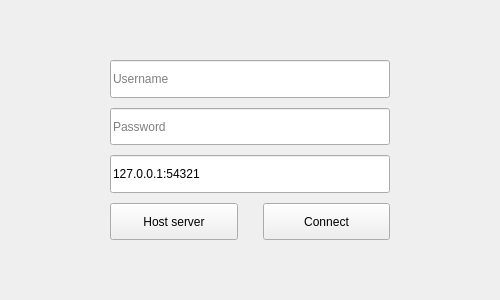
Qt form word_game/modules/gui/menu.ui (LiquidIce64/ORIS-tasks) before a commit.
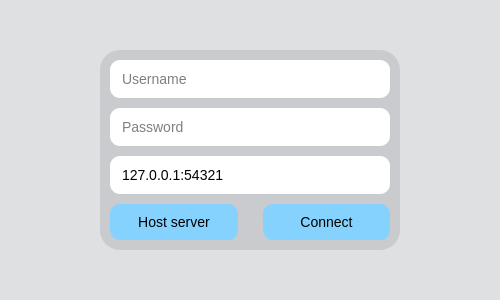
The same form after that commit.

Diff of the .ui file:
```diff
--- a/word_game/modules/gui/menu.ui
+++ b/word_game/modules/gui/menu.ui
@@ -20,7 +20,28 @@
    <string>Form</string>
   </property>
   <property name="styleSheet">
-   <string notr="true"/>
+   <string notr="true">#Menu {background-color: #DFE0E2}
+
+QFrame {
+	background-color: #C9CBCF;
+	border-radius: 20px;
+}
+
+QLineEdit, QPushButton {
+	color: black;
+	border-radius: 10px;
+	padding: 10px;
+	font-size: 14px;
+}
+QLineEdit {background-color: white}
+QLineEdit[highlight-incorrect=true] {border: 1px solid red}
+
+QPushButton {background-color: #85D2FF}
+QPushButton:hover {background-color: #5CC3FF}
+QPushButton:disabled {
+	background-color: #D6F0FF;
+	color: #40404F;
+}</string>
   </property>
   <layout class="QHBoxLayout" name="horizontalLayout">
    <item>
```
